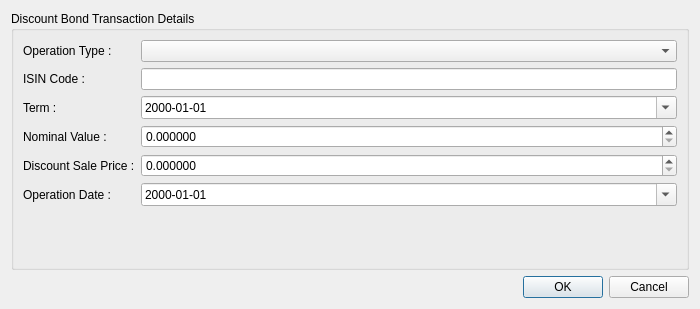
ukll/investpor, file UIFiles/bonddialog.ui: the form before one commit.
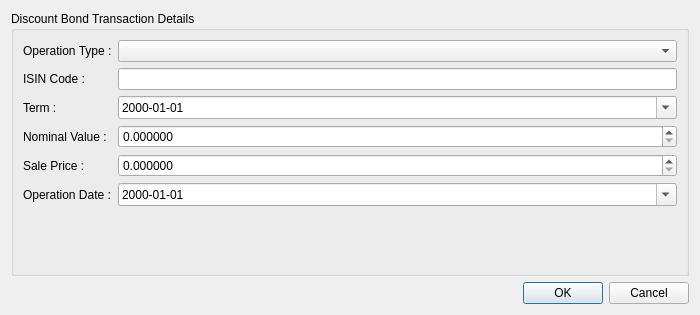
The form after the commit.

The edit to the form file:
```diff
--- a/UIFiles/bonddialog.ui
+++ b/UIFiles/bonddialog.ui
@@ -7,7 +7,7 @@
     <x>0</x>
     <y>0</y>
     <width>700</width>
-    <height>309</height>
+    <height>315</height>
    </rect>
   </property>
   <property name="minimumSize">
@@ -80,7 +80,7 @@
       <item row="5" column="0">
        <widget class="QLabel" name="lblDiscountSalePrice">
         <property name="text">
-         <string>Discount Sale Price :</string>
+         <string>Sale Price :</string>
         </property>
        </widget>
       </item>
```
Left out of the diff: 4 changed lines with no effect on the pictures.
